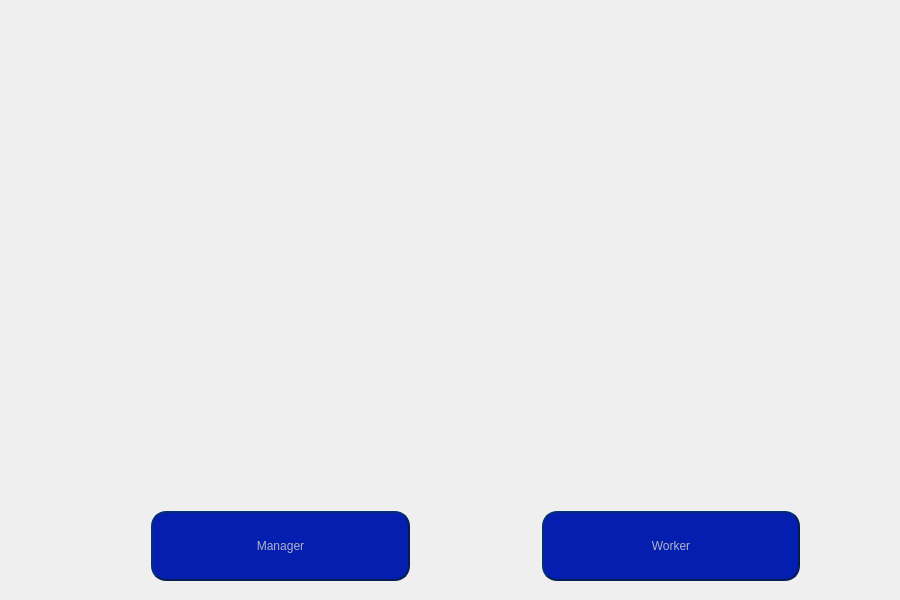
Qt form AutoMagik/AutoMagik.ui (AlexOfRivia/AutoMagik) before a commit.
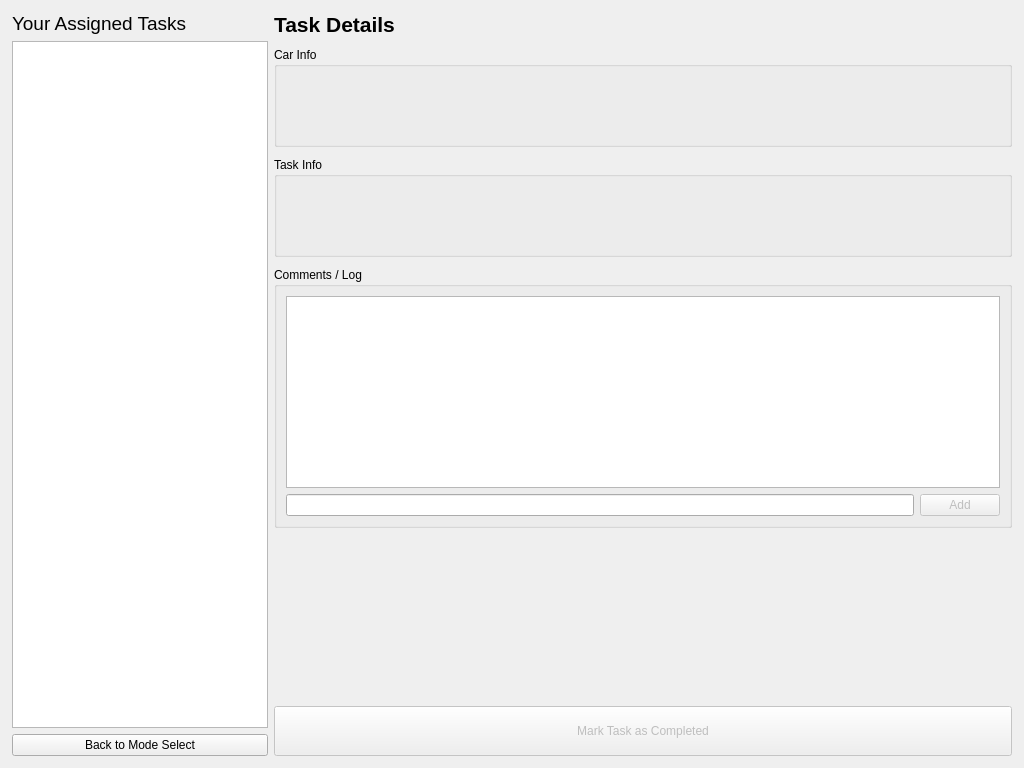
The same form after that commit. The open tabs and pages were chosen to show the change. Icons and pictures are not drawn.

Commit message: Basic UI created, added the usage of svg icons 	modified:   AutoMagik/AutoMagik.qrc 	modified:   AutoMagik/AutoMagik.ui 	new file:   AutoMagik/icons/add.svg 	new file:   AutoMagik/icons/add_comment.svg 	new file:   AutoMagik/icons/app_icon.svg 	new file:   AutoMagik/icons/back.svg 	new file:   AutoMagik/icons/check.svg 	new file:   AutoMagik/icons/delete.svg 	new file:   AutoMagik/icons/edit.svg 	new file:   AutoMagik/icons/manager.svg     new file:   AutoMagik/icons/person.svg 	new file:   AutoMagik/icons/worker.svg

Diff of the .ui file:
```diff
--- a/AutoMagik/AutoMagik.ui
+++ b/AutoMagik/AutoMagik.ui
@@ -6,159 +6,315 @@
 			<rect>
 				<x>0</x>
 				<y>0</y>
-				<width>900</width>
-				<height>600</height>
+    <width>1024</width>
+    <height>768</height>
 			</rect>
 		</property>
 		<property name="windowTitle">
-			<string>AutoMagik</string>
+   <string>AutoMagik Workshop Manager</string>
+  </property>
+  <property name="windowIcon">
+   <iconset>
+    <normaloff>.</normaloff>.</iconset>
+  </property>
+  <property name="styleSheet">
+   <string>
+      /* QSS Stylesheet (Simplified, remove MenuBar/Tooltip styles if added) */
+      :root {
+         --primaryColor: #6200EE;
+         --secondaryColor: #03DAC6;
+         --backgroundColor: #FFFFFF;
+         --surfaceColor: #FFFFFF;
+         --errorColor: #B00020;
+         --onPrimary: #FFFFFF;
+         --onSecondary: #000000;
+         --onBackground: #000000;
+         --onSurface: #000000;
+         --onError: #FFFFFF;
+         --primaryDarker: #3700B3;
+         --surfaceVariant: #F5F5F5;
+         --outlineColor: #BDBDBD;
+       }
+       /* ... (Keep rules for QMainWindow, QPushButton, QTableWidget, QLineEdit, etc.) ... */
+       /* ... (Remove rules specifically for QMenuBar, QMenu, QToolTip if they exist) ... */
+    </string>
 		</property>
 		<widget class="QWidget" name="centralWidget">
-			<widget class="QWidget" name="layoutWidget">
-				<property name="geometry">
-					<rect>
-						<x>100</x>
-						<y>500</y>
-						<width>751</width>
-						<height>81</height>
-					</rect>
-				</property>
-				<layout class="QHBoxLayout" name="horizontalLayout_3" stretch="0,10,0,0,0,10,0">
-					<property name="spacing">
-						<number>12</number>
-					</property>
-					<property name="sizeConstraint">
-						<enum>QLayout::SizeConstraint::SetDefaultConstraint</enum>
+   <layout class="QVBoxLayout" name="mainLayout">
+    <property name="leftMargin">
+     <number>0</number>
+    </property>
+    <property name="topMargin">
+     <number>0</number>
+    </property>
+    <property name="rightMargin">
+     <number>0</number>
 					</property>
 					<property name="bottomMargin">
 						<number>0</number>
 					</property>
 					<item>
-						<spacer name="horizontalSpacer_7">
+     <widget class="QStackedWidget" name="stackedWidget">
+      <property name="currentIndex">
+       <number>0</number>
+      </property>
+      <widget class="QWidget" name="modeSelectionPage">
+       <layout class="QVBoxLayout" name="modeSelectionLayout">
+        <property name="leftMargin">
+         <number>20</number>
+        </property>
+        <property name="topMargin">
+         <number>20</number>
+        </property>
+        <property name="rightMargin">
+         <number>20</number>
+        </property>
+        <property name="bottomMargin">
+         <number>20</number>
+        </property>
+        <item>
+         <widget class="QLabel" name="titleLabel">
+          <property name="font">
+           <font>
+            <pointsize>24</pointsize>
+            <bold>true</bold>
+           </font>
+          </property>
+          <property name="text">
+           <string>Welcome to AutoMagik</string>
+          </property>
+         </widget>
+        </item>
+        <item>
+         <spacer name="verticalSpacer">
 							<property name="orientation">
-								<enum>Qt::Orientation::Horizontal</enum>
-							</property>
+           <enum>Qt::Orientation::Vertical</enum>
+          </property>
+          <property name="sizeType">
+           <enum>QSizePolicy::Policy::Maximum</enum>
+          </property>
 							<property name="sizeHint" stdset="0">
 								<size>
-									<width>40</width>
+            <width>20</width>
 									<height>40</height>
 								</size>
 							</property>
 						</spacer>
 					</item>
 					<item>
-						<widget class="QPushButton" name="pushButton_5">
+         <layout class="QHBoxLayout" name="horizontalLayout">
+          <item>
+           <widget class="QPushButton" name="workerModeButton">
 							<property name="sizePolicy">
-								<sizepolicy hsizetype="Ignored" vsizetype="Ignored">
+             <sizepolicy hsizetype="Expanding" vsizetype="Minimum">
 									<horstretch>0</horstretch>
 									<verstretch>0</verstretch>
 								</sizepolicy>
 							</property>
-							<property name="styleSheet">
-								<string notr="true">
-									QPushButton{
-									font: 700 10pt &quot;Cambria Math&quot;;
-									color: rgba(200,200,200,225);
-									background-color: rgba(4,30,176,255);
-									border-radius: 15px;
-									border-style: outset;
-									border-width: 2px;
-									border-color: rgba(4,30,80,255);
-									}
-									QPushButton:Hover
-									{
-									background-color: rgba(4,30,146,255);
-									border: inset;
-									}
-									QPushButton:Pressed
-									{
-									background-color: rgba(4,30,120,255);
-									border: inset;
-									}
-								</string>
+            <property name="minimumSize">
+             <size>
+              <width>250</width>
+              <height>60</height>
+             </size>
 							</property>
 							<property name="text">
-								<string>Manager</string>
-							</property>
+             <string>Worker Mode</string>
+            </property>
+            <property name="icon">
+             <iconset resource="AutoMagik.qrc">
+              <normaloff>:/icons/worker.svg</normaloff>:/icons/worker.svg</iconset>
+            </property>
+            <property name="iconSize">
+             <size>
+              <width>32</width>
+              <height>32</height>
+             </size>
+            </property>
 						</widget>
 					</item>
 					<item>
-						<spacer name="horizontalSpacer">
-							<property name="orientation">
-								<enum>Qt::Orientation::Horizontal</enum>
-							</property>
-							<property name="sizeHint" stdset="0">
+           <widget class="QPushButton" name="managerModeButton">
+            <property name="sizePolicy">
+             <sizepolicy hsizetype="Expanding" vsizetype="Minimum">
+              <horstretch>0</horstretch>
+              <verstretch>0</verstretch>
+             </sizepolicy>
+            </property>
+            <property name="minimumSize">
 								<size>
-									<width>40</width>
-									<height>20</height>
-								</size>
-							</property>
-						</spacer>
-					</item>
-					<item>
-						<spacer name="horizontalSpacer_2">
-							<property name="orientation">
-								<enum>Qt::Orientation::Horizontal</enum>
-							</property>
-							<property name="sizeHint" stdset="0">
+              <width>250</width>
+              <height>60</height>
+             </size>
+            </property>
+            <property name="text">
+             <string>Manager Mode</string>
+            </property>
+            <property name="icon">
+             <iconset resource="AutoMagik.qrc">
+              <normaloff>:/icons/manager.svg</normaloff>:/icons/manager.svg</iconset>
+            </property>
+            <property name="iconSize">
 								<size>
-									<width>40</width>
-									<height>20</height>
-								</size>
-							</property>
-						</spacer>
-					</item>
+              <width>32</width>
+              <height>32</height>
+             </size>
+            </property>
+           </widget>
+          </item>
+         </layout>
+        </item>
 					<item>
-						<spacer name="horizontalSpacer_8">
+         <spacer name="verticalSpacer_2">
 							<property name="orientation">
-								<enum>Qt::Orientation::Horizontal</enum>
-							</property>
+           <enum>Qt::Orientation::Vertical</enum>
+          </property>
+          <property name="sizeType">
+           <enum>QSizePolicy::Policy::Minimum</enum>
+          </property>
 							<property name="sizeHint" stdset="0">
 								<size>
-									<width>40</width>
-									<height>20</height>
+            <width>20</width>
+            <height>40</height>
 								</size>
 							</property>
 						</spacer>
 					</item>
+       </layout>
+      </widget>
+      <widget class="QWidget" name="managerDashboardPage">
+       <layout class="QVBoxLayout" name="managerVLayout">
+        <property name="leftMargin">
+         <number>12</number>
+        </property>
+        <property name="topMargin">
+         <number>12</number>
+        </property>
+        <property name="rightMargin">
+         <number>12</number>
+        </property>
+        <property name="bottomMargin">
+         <number>12</number>
+        </property>
 					<item>
-						<widget class="QPushButton" name="pushButton_6">
+         <widget class="QLabel" name="managerTitleLabel">
+          <property name="font">
+           <font>
+            <pointsize>18</pointsize>
+            <bold>true</bold>
+           </font>
+          </property>
+          <property name="text">
+           <string>Manager Dashboard - Tasks</string>
+          </property>
+         </widget>
+        </item>
+        <item>
+         <widget class="QTableWidget" name="tasksTableWidget">
 							<property name="sizePolicy">
-								<sizepolicy hsizetype="Ignored" vsizetype="Ignored">
+           <sizepolicy hsizetype="Expanding" vsizetype="Expanding">
 									<horstretch>0</horstretch>
-									<verstretch>0</verstretch>
-								</sizepolicy>
-							</property>
-							<property name="styleSheet">
-								<string notr="true">
-									QPushButton{
-									font: 700 10pt &quot;Cambria Math&quot;;
-									color: rgba(200,200,200,225);
-									background-color: rgba(4,30,176,255);
-									border-radius: 15px;
-									border-style: outset;
-									border-width: 2px;
-									border-color: rgba(4,30,80,255);
-									}
-									QPushButton:Hover
-									{
-									background-color: rgba(4,30,146,255);
-									border: inset;
-									}
-									QPushButton:Pressed
-									{
-									background-color: rgba(4,30,120,255);
-									border: inset;
-									}
-								</string>
-							</property>
+            <verstretch>1</verstretch>
+           </sizepolicy>
+          </property>
+          <property name="editTriggers">
+           <set>QAbstractItemView::EditTrigger::NoEditTriggers</set>
+          </property>
+          <property name="alternatingRowColors">
+           <bool>false</bool>
+          </property>
+          <property name="selectionMode">
+           <enum>QAbstractItemView::SelectionMode::NoSelection</enum>
+          </property>
+          <property name="selectionBehavior">
+           <enum>QAbstractItemView::SelectionBehavior::SelectItems</enum>
+          </property>
+          <property name="showGrid">
+           <bool>false</bool>
+          </property>
+          <property name="sortingEnabled">
+           <bool>false</bool>
+          </property>
+          <attribute name="horizontalHeaderStretchLastSection">
+           <bool>false</bool>
+          </attribute>
+          <attribute name="verticalHeaderVisible">
+           <bool>false</bool>
+          </attribute>
+          <column>
+           <property name="text">
+            <string>Task ID</string>
+           </property>
+          </column>
+          <column>
+           <property name="text">
+            <string>Car</string>
+           </property>
+          </column>
+          <column>
+           <property name="text">
+            <string>Description</string>
+           </property>
+          </column>
+          <column>
+           <property name="text">
+            <string>Status</string>
+           </property>
+          </column>
+          <column>
 							<property name="text">
 								<string>Worker</string>
 							</property>
+          </column>
+          <column>
+           <property name="text">
+            <string>Priority</string>
+           </property>
+          </column>
 						</widget>
 					</item>
 					<item>
-						<spacer name="horizontalSpacer_9">
+         <layout class="QHBoxLayout" name="managerActionsLayout">
+          <item>
+           <widget class="QPushButton" name="addTaskButton">
+            <property name="text">
+             <string>Add New Task</string>
+            </property>
+            <property name="icon">
+             <iconset resource="AutoMagik.qrc">
+              <normaloff>:/icons/add.svg</normaloff>:/icons/add.svg</iconset>
+            </property>
+           </widget>
+          </item>
+          <item>
+           <widget class="QPushButton" name="editTaskButton">
+            <property name="enabled">
+             <bool>false</bool>
+            </property>
+            <property name="text">
+             <string>Edit Selected</string>
+            </property>
+            <property name="icon">
+             <iconset resource="AutoMagik.qrc">
+              <normaloff>:/icons/edit.svg</normaloff>:/icons/edit.svg</iconset>
+            </property>
+           </widget>
+          </item>
+          <item>
+           <widget class="QPushButton" name="assignTaskButton">
+            <property name="enabled">
+             <bool>false</bool>
+            </property>
+            <property name="text">
+             <string>Assign/Reassign</string>
+            </property>
+            <property name="icon">
+             <iconset resource="AutoMagik.qrc">
+              <normaloff>:/icons/person.svg</normaloff>:/icons/person.svg</iconset>
+            </property>
+           </widget>
+          </item>
+          <item>
+           <spacer name="horizontalSpacerManager">
 							<property name="orientation">
 								<enum>Qt::Orientation::Horizontal</enum>
 							</property>
@@ -170,11 +326,205 @@
 							</property>
 						</spacer>
 					</item>
-				</layout>
-			</widget>
-		</widget>
-	</widget>
-	<layoutdefault spacing="6" margin="11"/>
+          <item>
+           <widget class="QPushButton" name="deleteTaskButton">
+            <property name="enabled">
+             <bool>false</bool>
+            </property>
+            <property name="text">
+             <string>Delete Selected</string>
+            </property>
+            <property name="icon">
+             <iconset resource="AutoMagik.qrc">
+              <normaloff>:/icons/delete.svg</normaloff>:/icons/delete.svg</iconset>
+            </property>
+           </widget>
+          </item>
+          <item>
+           <widget class="QPushButton" name="managerBackButton">
+            <property name="text">
+             <string>Back to Mode Select</string>
+            </property>
+            <property name="icon">
+             <iconset resource="AutoMagik.qrc">
+              <normaloff>:/icons/back.svg</normaloff>:/icons/back.svg</iconset>
+            </property>
+           </widget>
+          </item>
+         </layout>
+        </item>
+       </layout>
+      </widget>
+      <widget class="QWidget" name="workerDashboardPage">
+       <layout class="QHBoxLayout" name="workerMainLayout">
+        <property name="leftMargin">
+         <number>12</number>
+        </property>
+        <property name="topMargin">
+         <number>12</number>
+        </property>
+        <property name="rightMargin">
+         <number>12</number>
+        </property>
+        <property name="bottomMargin">
+         <number>12</number>
+        </property>
+        <item>
+         <layout class="QVBoxLayout" name="workerTaskListLayout">
+          <item>
+           <widget class="QLabel" name="workerTasksTitle">
+            <property name="font">
+             <font>
+              <pointsize>14</pointsize>
+             </font>
+            </property>
+            <property name="text">
+             <string>Your Assigned Tasks</string>
+            </property>
+           </widget>
+          </item>
+          <item>
+           <widget class="QListWidget" name="workerTaskListWidget">
+            <property name="sizePolicy">
+             <sizepolicy hsizetype="Preferred" vsizetype="Expanding">
+              <horstretch>0</horstretch>
+              <verstretch>1</verstretch>
+             </sizepolicy>
+            </property>
+           </widget>
+          </item>
+          <item>
+           <widget class="QPushButton" name="workerBackButton">
+            <property name="text">
+             <string>Back to Mode Select</string>
+            </property>
+            <property name="icon">
+             <iconset resource="AutoMagik.qrc">
+              <normaloff>:/icons/back.svg</normaloff>:/icons/back.svg</iconset>
+            </property>
+           </widget>
+          </item>
+         </layout>
+        </item>
+        <item>
+         <layout class="QVBoxLayout" name="workerTaskDetailLayout">
+          <property name="spacing">
+           <number>10</number>
+          </property>
+          <item>
+           <widget class="QLabel" name="workerDetailTitle">
+            <property name="font">
+             <font>
+              <pointsize>16</pointsize>
+              <bold>true</bold>
+             </font>
+            </property>
+            <property name="text">
+             <string>Task Details</string>
+            </property>
+           </widget>
+          </item>
+          <item>
+           <widget class="QGroupBox" name="carInfoGroupBox">
+            <property name="minimumSize">
+             <size>
+              <width>0</width>
+              <height>100</height>
+             </size>
+            </property>
+            <property name="title">
+             <string>Car Info</string>
+            </property>
+           </widget>
+          </item>
+          <item>
+           <widget class="QGroupBox" name="taskInfoGroupBox">
+            <property name="minimumSize">
+             <size>
+              <width>0</width>
+              <height>100</height>
+             </size>
+            </property>
+            <property name="title">
+             <string>Task Info</string>
+            </property>
+           </widget>
+          </item>
+          <item>
+           <widget class="QGroupBox" name="commentsGroupBox">
+            <property name="title">
+             <string>Comments / Log</string>
+            </property>
+            <layout class="QVBoxLayout" name="commentsLayout">
+             <item>
+              <widget class="QTextEdit" name="commentsTextEdit"/>
+             </item>
+             <item>
+              <layout class="QHBoxLayout" name="newCommentLayout">
+               <item>
+                <widget class="QLineEdit" name="newCommentLineEdit"/>
+               </item>
+               <item>
+                <widget class="QPushButton" name="addCommentButton">
+                 <property name="enabled">
+                  <bool>false</bool>
+                 </property>
+                 <property name="text">
+                  <string>Add</string>
+                 </property>
+                 <property name="icon">
+                  <iconset resource="AutoMagik.qrc">
+                   <normaloff>:/icons/add_comment.svg</normaloff>:/icons/add_comment.svg</iconset>
+                 </property>
+                </widget>
+               </item>
+              </layout>
+             </item>
+            </layout>
+           </widget>
+          </item>
+          <item>
+           <spacer name="workerDetailSpacer">
+            <property name="orientation">
+             <enum>Qt::Orientation::Vertical</enum>
+            </property>
+            <property name="sizeHint" stdset="0">
+             <size>
+              <width>0</width>
+              <height>0</height>
+             </size>
+            </property>
+           </spacer>
+          </item>
+          <item>
+           <widget class="QPushButton" name="markCompleteButton">
+            <property name="enabled">
+             <bool>false</bool>
+            </property>
+            <property name="minimumSize">
+             <size>
+              <width>0</width>
+              <height>50</height>
+             </size>
+            </property>
+            <property name="text">
+             <string>Mark Task as Completed</string>
+            </property>
+            <property name="icon">
+             <iconset resource="AutoMagik.qrc">
+              <normaloff>:/icons/check.svg</normaloff>:/icons/check.svg</iconset>
+            </property>
+           </widget>
+          </item>
+         </layout>
+        </item>
+       </layout>
+      </widget>
+     </widget>
+    </item>
+   </layout>
+  </widget>
+ </widget>
 	<resources>
 		<include location="AutoMagik.qrc"/>
 	</resources>
```
Left out of the diff: 1 changed line with no effect on the pictures. Lines whose indentation alone changed are shown as unchanged. The commit also changes 11 other files.
